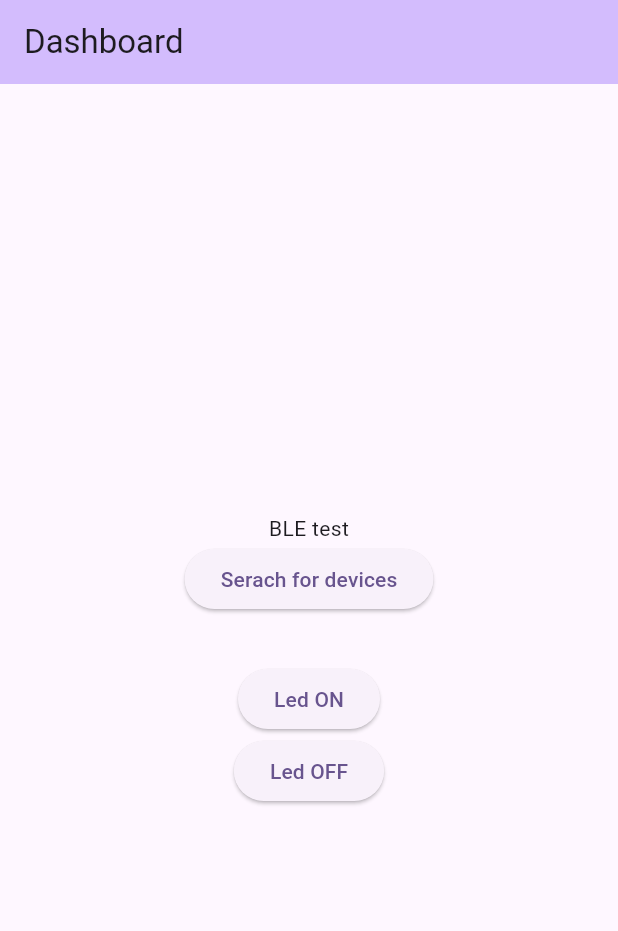
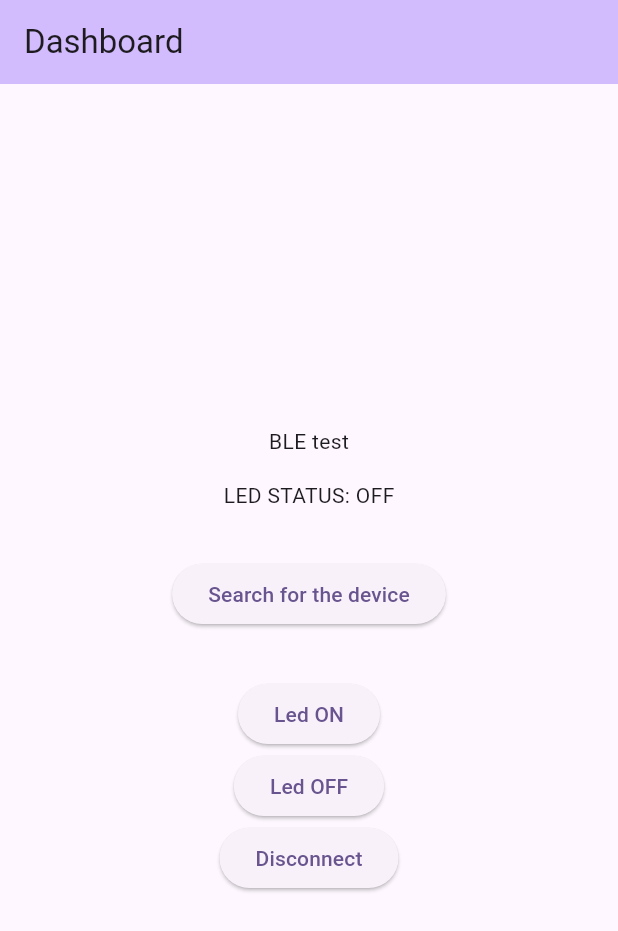
Before and after one commit to krzychudz/flutter_ble_example, a Flutter app: the screen it shows after launch, after a tap on "Led ON", on a phone screen of 412 x 824 dp. Shown: the top 931 px of the screen. Run offline on Flutter 3.47's test engine with Material 3 defaults, Android fonts, the phone set to English and light mode, and no system bars; our stand-ins replace flutter_bloc, flutter_blue_plus, freezed_annotation, permission_handler; missing offline and left inert: bloc_presentation.

Commit message:
Clean the code

```diff
--- /dev/null
+++ b/lib/common/values/characteristics_data.dart
@@ -0,0 +1,5 @@
+class CharacteristicsData {
+  static String deviceName = "ESP BLE TEST DEVICE";
+  static String rxBluetoothCharacteristicId = "6E400002-B5A3-F393-E0A9-E50E24DCCA9E";
+  static String txBluetoothCharacteristicId = "6E400003-B5A3-F393-E0A9-E50E24DCCA9E";
+}
--- a/lib/main.dart
+++ b/lib/main.dart
@@ -2,10 +2,12 @@ import 'package:flutter/material.dart';
 import 'package:flutter_ble_example/services/bluetooth/bluetooth_service.dart';
 import 'package:flutter_ble_example/views/dashboard/dashboard_screen.dart';
 import 'package:flutter_bloc/flutter_bloc.dart';
+import 'package:flutter_blue_plus/flutter_blue_plus.dart';
 
 import 'services/bluetooth/bluetooth_service_interface.dart';
 
 void main() {
+  FlutterBluePlus.setLogLevel(LogLevel.verbose, color: true);
   runApp(const MyApp());
 }
 
--- a/lib/views/dashboard/cubit/dashboard_screen_cubit.dart
+++ b/lib/views/dashboard/cubit/dashboard_screen_cubit.dart
@@ -1,9 +1,12 @@
 import 'package:bloc_presentation/bloc_presentation.dart';
+import 'package:flutter_ble_example/common/extension/bluetooth_services.dart';
 import 'package:flutter_ble_example/services/bluetooth/bluetooth_service_interface.dart';
 import 'package:flutter_ble_example/views/dashboard/cubit/dashboard_screen_state.dart';
 import 'package:flutter_bloc/flutter_bloc.dart';
+import 'package:flutter_blue_plus/flutter_blue_plus.dart';
 import 'package:permission_handler/permission_handler.dart';
 
+import '../../../common/values/characteristics_data.dart';
 import 'presentation_events/presentation_events.dart';
 
 class DashboardScreenCubit extends Cubit<DashboardScreenState>
@@ -32,11 +35,66 @@ class DashboardScreenCubit extends Cubit<DashboardScreenState>
   }
 
   void connectToDevice() async {
-    final bluetoothDevice = await _bluetoothConnectionService.findBluetoothDeviceByPlatformName("ESP BLE TEST DEVICE");
-    if (bluetoothDevice == null) return;
+    BluetoothDevice? bluetoothDevice = state.espBluetoothDevice;
+    if (bluetoothDevice == null) {
+      bluetoothDevice = await _bluetoothConnectionService.findBluetoothDeviceByPlatformName(
+        CharacteristicsData.deviceName,
+      );
+      if (bluetoothDevice == null) return;
+
+      emit(state.copyWith(espBluetoothDevice: bluetoothDevice));
+    }
 
     await bluetoothDevice.connect();
 
     final bluetoothDeviceServices = await _bluetoothConnectionService.getBluetoothServices(bluetoothDevice);
+
+    final rxBluetoothCharacteristic = bluetoothDeviceServices.getCharacteristicById(
+      CharacteristicsData.rxBluetoothCharacteristicId,
+    );
+
+    final txBluetoothCharacteristic = bluetoothDeviceServices.getCharacteristicById(
+      CharacteristicsData.txBluetoothCharacteristicId,
+    );
+
+    emit(state.copyWith(
+      rxBluetoothCharacteristic: rxBluetoothCharacteristic,
+      txBluetoothCharacteristic: txBluetoothCharacteristic,
+    ));
+
+    setupTxCharacteristicsCallback();
+  }
+
+  void disconnect() async {
+    await state.espBluetoothDevice?.disconnect();
+  }
+
+  void setupTxCharacteristicsCallback() async {
+    final bluetoothDevice = state.espBluetoothDevice;
+    final txCharacteristics = state.txBluetoothCharacteristic;
+    if (bluetoothDevice == null || txCharacteristics == null) return;
+
+    final txCharacteristicSubscription = txCharacteristics.onValueReceived.listen((event) {
+      final data = String.fromCharCodes(event);
+      emit(state.copyWith(ledStatus: data));
+    });
+
+    bluetoothDevice.cancelWhenDisconnected(txCharacteristicSubscription);
+    await txCharacteristics.setNotifyValue(true);
+  }
+
+  void onLedOnPressed() async {
+    _writeRxCharacteristics("ON");
+  }
+
+  void onLedOffPressed() {
+    _writeRxCharacteristics("OFF");
+  }
+
+  void _writeRxCharacteristics(String data) async {
+    final rxCharacteristics = state.rxBluetoothCharacteristic;
+    if (rxCharacteristics == null) return;
+
+    await rxCharacteristics.write(data.codeUnits);
   }
 }
--- a/lib/views/dashboard/cubit/dashboard_screen_state.dart
+++ b/lib/views/dashboard/cubit/dashboard_screen_state.dart
@@ -1,15 +1,15 @@
 // ignore: depend_on_referenced_packages
+import 'package:flutter_blue_plus/flutter_blue_plus.dart';
 import 'package:freezed_annotation/freezed_annotation.dart';
 
 part 'dashboard_screen_state.freezed.dart';
-part 'dashboard_screen_state.g.dart';
 
 @freezed
 class DashboardScreenState with _$DashboardScreenState {
   factory DashboardScreenState({
-    bool? isConnected,
+    String? ledStatus,
+    BluetoothDevice? espBluetoothDevice,
+    BluetoothCharacteristic? rxBluetoothCharacteristic,
+    BluetoothCharacteristic? txBluetoothCharacteristic,
   }) = _DashboardScreenState;
-
-  factory DashboardScreenState.fromJson(Map<String, dynamic> json) =>
-      _$DashboardScreenStateFromJson(json);
 }
--- a/lib/views/dashboard/dashboard_view.dart
+++ b/lib/views/dashboard/dashboard_view.dart
@@ -1,79 +1,9 @@
 import 'package:flutter/material.dart';
 import 'package:flutter_ble_example/views/dashboard/cubit/dashboard_screen_cubit.dart';
 import 'package:flutter_bloc/flutter_bloc.dart';
-import 'package:flutter_blue_plus/flutter_blue_plus.dart';
-import 'package:permission_handler/permission_handler.dart';
 
-class DashboardView extends StatefulWidget {
+class DashboardView extends StatelessWidget {
   const DashboardView({super.key});
-
-  @override
-  State<DashboardView> createState() => _DashboardViewState();
-}
-
-class _DashboardViewState extends State<DashboardView> {
-  BluetoothCharacteristic? rxBluetoothCharacteristic;
-  BluetoothCharacteristic? txBluetoothCharacteristic;
-
-  @override
-  void initState() {
-    FlutterBluePlus.setLogLevel(LogLevel.verbose, color: true);
-
-    // var subscription = FlutterBluePlus.onScanResults.listen(
-    //   (results) {
-    //     if (results.isNotEmpty) {
-    //       for (var element in results) {
-    //         if (element.device.platformName == "ESP BLE TEST DEVICE") {
-    //           print("Result data esp ble");
-    //           FlutterBluePlus.stopScan();
-
-    //           final espDevice = element.device;
-    //           var subscription = espDevice.connectionState.listen((BluetoothConnectionState state) async {
-    //             if (state == BluetoothConnectionState.disconnected) {
-    //               // 1. typically, start a periodic timer that tries to
-    //               //    reconnect, or just call connect() again right now
-    //               // 2. you must always re-discover services after disconnection!
-    //               print("Disconnected");
-    //             }
-    //             if (state == BluetoothConnectionState.connected) {
-    //               print("Connected");
-
-    //               List<BluetoothService> services = await espDevice.discoverServices();
-    //               for (var service in services) {
-    //                 print("Result data service: ${service}");
-    //                 for (var char in service.characteristics) {
-    //                   if (char.characteristicUuid == Guid.fromString("6E400002-B5A3-F393-E0A9-E50E24DCCA9E")) {
-    //                     rxBluetoothCharacteristic = char;
-    //                     print("Characterisitc RX found");
-    //                   } else if (char.characteristicUuid == Guid.fromString("6E400003-B5A3-F393-E0A9-E50E24DCCA9E")) {
-    //                     txBluetoothCharacteristic = char;
-    //                     print("Characterisitc TX found");
-
-    //                     final sub = txBluetoothCharacteristic?.onValueReceived.listen((event) {
-    //                       print("HERE DATA: ${String.fromCharCodes(event)}");
-    //                     });
-
-    //                     if (sub != null) espDevice.cancelWhenDisconnected(sub);
-
-    //                     await txBluetoothCharacteristic?.setNotifyValue(true);
-    //                   }
-    //                 }
-    //               }
-    //             }
-    //           });
-
-    //           espDevice.connect();
-    //         }
-    //       }
-
-    //       print("Result data: $results");
-    //     }
-    //   },
-    //   onError: (e) => print("Result data error: $e"),
-    // );
-
-    super.initState();
-  }
 
   @override
   Widget build(BuildContext context) {
@@ -86,29 +16,26 @@ class _DashboardViewState extends State<DashboardView> {
         child: Column(
           mainAxisAlignment: MainAxisAlignment.center,
           children: <Widget>[
-            const Text(
-              'BLE test',
+            const Text('BLE test'),
+            const SizedBox(height: 16),
+            const LedStatus(),
+            const SizedBox(height: 32),
+            ElevatedButton(
+              onPressed: () => context.read<DashboardScreenCubit>().connectToDevice(),
+              child: const Text("Search for the device"),
+            ),
+            const SizedBox(height: 32),
+            ElevatedButton(
+              onPressed: () => context.read<DashboardScreenCubit>().onLedOnPressed(),
+              child: const Text("Led ON"),
             ),
             ElevatedButton(
-              onPressed: () async {
-                // await Permission.location.request();
-                // await FlutterBluePlus.startScan();
-                context.read<DashboardScreenCubit>().connectToDevice();
-              },
-              child: Text("Serach for devices"),
-            ),
-            SizedBox(height: 32),
-            ElevatedButton(
-              onPressed: () async {
-                await rxBluetoothCharacteristic?.write("ON".codeUnits);
-              },
-              child: Text("Led ON"),
+              onPressed: () => context.read<DashboardScreenCubit>().onLedOffPressed(),
+              child: const Text("Led OFF"),
             ),
             ElevatedButton(
-              onPressed: () async {
-                await rxBluetoothCharacteristic?.write("OFF".codeUnits);
-              },
-              child: Text("Led OFF"),
+              onPressed: () => context.read<DashboardScreenCubit>().disconnect(),
+              child: const Text("Disconnect"),
             ),
           ],
         ),
@@ -116,3 +43,16 @@ class _DashboardViewState extends State<DashboardView> {
     );
   }
 }
+
+class LedStatus extends StatelessWidget {
+  const LedStatus({super.key});
+
+  @override
+  Widget build(BuildContext context) {
+    final ledStatus = context.select((DashboardScreenCubit cubit) => cubit.state.ledStatus) ?? 'OFF';
+
+    return Center(
+      child: Text("LED STATUS: $ledStatus"),
+    );
+  }
+}
```
Also changed, not shown: lib/common/extension/bluetooth_services.dart (added, +17 -0 lines), lib/common/extension/iterable.dart (added, +9 -0 lines), lib/views/dashboard/cubit/dashboard_screen_state.freezed.dart, lib/views/dashboard/cubit/dashboard_screen_state.g.dart (deleted).
